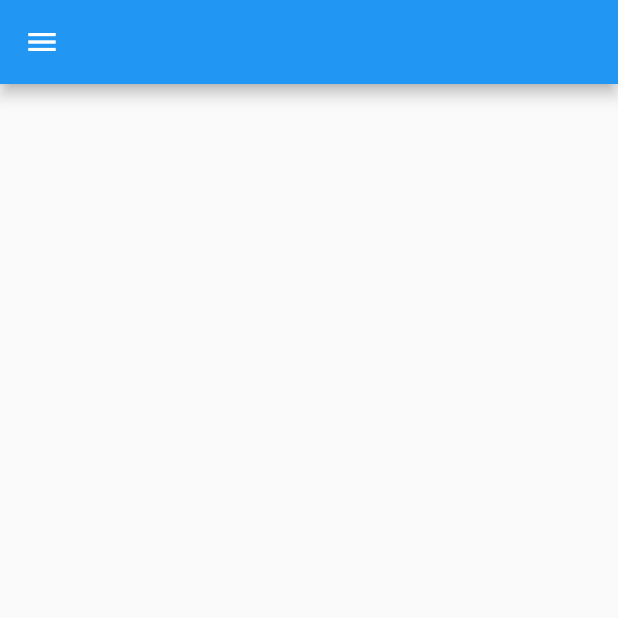
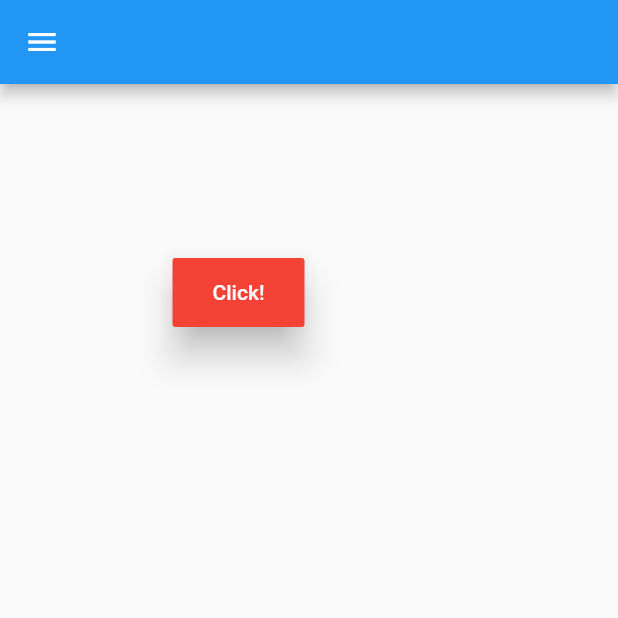
Before and after one commit to HashemAlkeshawi/flutter_youtube_course, a Flutter app: the screen it shows after launch, on a phone screen of 412 x 824 dp, the top half of it. Run offline on Flutter 3.47's test engine with Material 2 defaults, Android fonts, the phone set to English and light mode, and no system bars.

Commit message:
buttons adn wrap and SingleChildScrollView

```diff
--- a/lib/main.dart
+++ b/lib/main.dart
@@ -13,39 +13,62 @@ class App2 extends StatelessWidget {
       home: Scaffold(
         appBar: AppBar(),
         drawer: Drawer(),
-        body: body(),
+        body: body1(),
       ),
     );
   }
 
-  Widget body() {
-    return (Container(
-      child: IndexedStack(
-        index: 5,
+  int x = 0;
+
+  Widget body1() {
+    return Column(
       children: [
         Container(
-            width: 100,
-            height: 100,
-            decoration: BoxDecoration(color: Colors.red),
-            child: Text("One"),
-          ),
-          Container(
-            width: 200,
-            height: 200,
-            decoration: BoxDecoration(color: Colors.blue),
-            child: Text("Tow"),
-          ),
-          Container(
-            width: 300,
-            height: 300,
-            decoration: BoxDecoration(color: Colors.green),
-            child: Text("Three"),
+          margin: EdgeInsets.all(115),
+          child: MaterialButton(
+              onPressed: () {
+                x++;
+                print(x.toString());
+              },
+              child: Text("Click!"),
+              textColor: Colors.white,
+              color: Colors.red,
+              padding: EdgeInsets.symmetric(horizontal: 10, vertical: 15),
+              elevation: 10),
         ),
       ],
-      ),
-    ));
+    );
   }
+//   Widget body() {
+//     return SingleChildScrollView(
+//         scrollDirection: Axis.horizontal,
+//         child: Container(
+//           child: Row(
+//             children: [
+//               _container(Color.fromARGB(255, 209, 158, 154), text: "init text"),
+//               _container(Colors.blue, textAlign: TextAlign.end),
+//               _container(Colors.green),
+//               _container(Colors.yellow),
+//             ],s
+//           ),
+//         ));
 }
+
+//   Widget _container(Color color, {String? text, TextAlign? textAlign}) {
+//     return Container(
+//       margin: EdgeInsets.all(15),
+//       width: 130,
+//       height: 200,
+//       alignment: Alignment.center,
+//       decoration: BoxDecoration(
+//           color: color, borderRadius: BorderRadius.all(Radius.circular(23))),
+//       child: Text(
+//         text ?? "A container",
+//         textAlign: textAlign ?? TextAlign.center,
+//       ),
+//     );
+//   }
+// }
 
 // class Example extends StatelessWidget {
 //   @override
```
Lines whose indentation alone changed are shown as unchanged.
